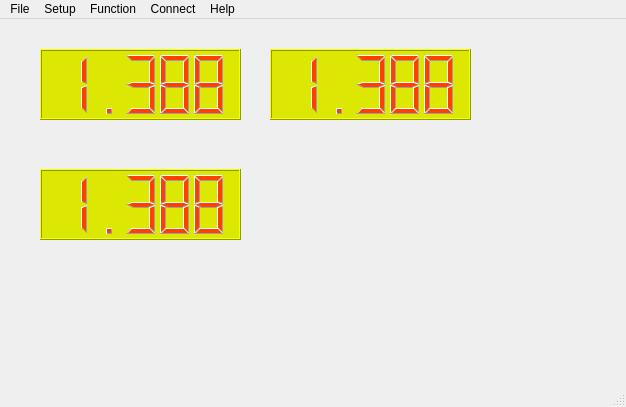
Before: the Qt Designer form mainwindow.ui in jiahaoyan/keithleyRMCTRL, drawn with Qt 5.
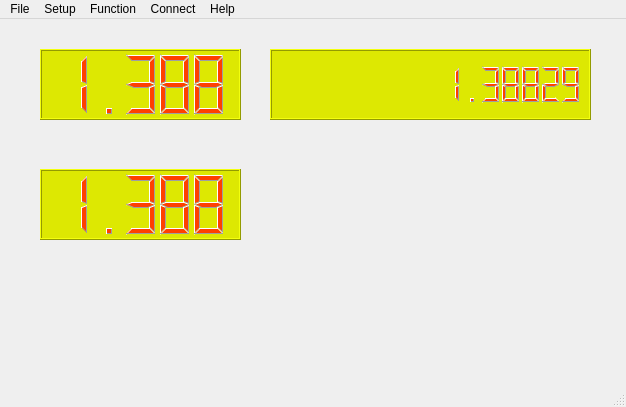
After: the same form once the commit is applied.

```diff
--- a/mainwindow.ui
+++ b/mainwindow.ui
@@ -38,7 +38,7 @@
      <rect>
       <x>270</x>
       <y>30</y>
-      <width>201</width>
+      <width>321</width>
       <height>71</height>
      </rect>
     </property>
@@ -48,6 +48,9 @@
 background-color:rgb(221, 232, 2);
 font: italic bold 10pt &quot;Monotype Corsiva&quot;;</string>
     </property>
+    <property name="digitCount">
+     <number>15</number>
+    </property>
     <property name="value" stdset="0">
      <double>1.388290000000000</double>
     </property>
```
